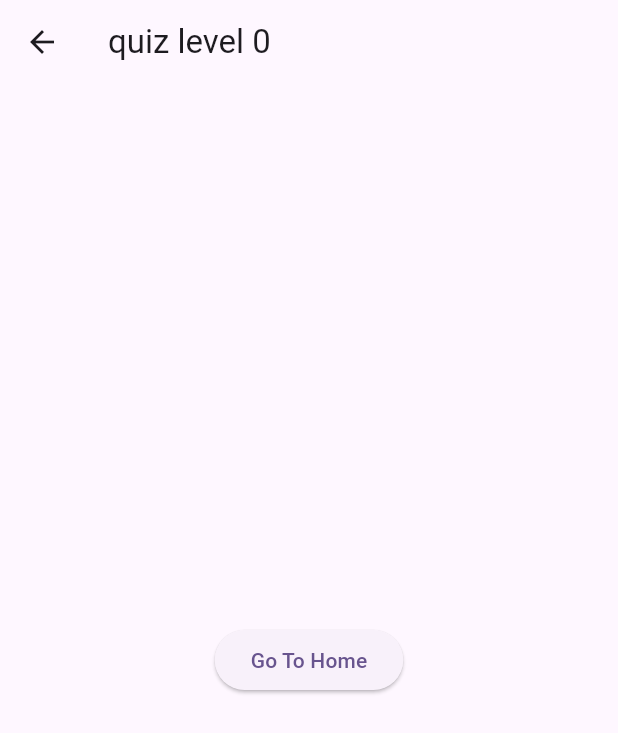
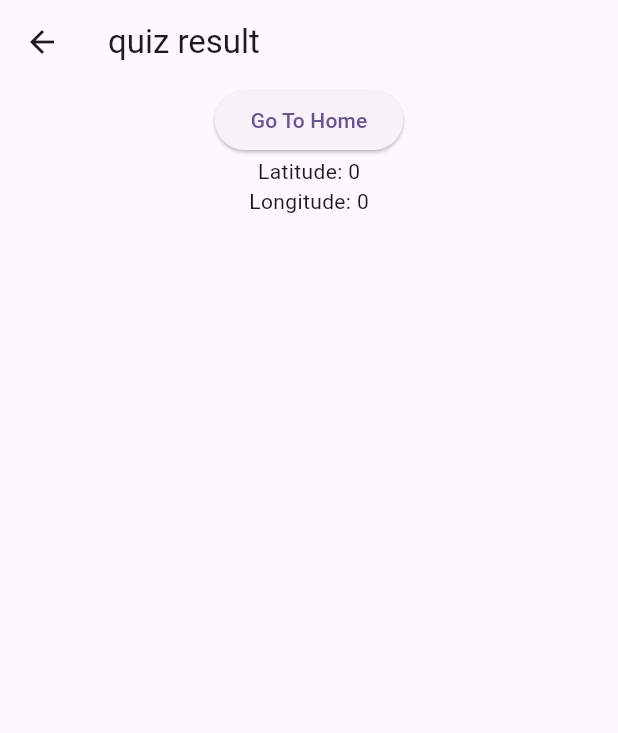
Before and after one commit to kc3hack/2025_26, a Flutter app: the ResultScreen screen opened directly with empty values, on a phone screen of 412 x 824 dp. Shown: the top 733 px of the screen. Run offline on Flutter 3.47's test engine with Material 3 defaults, Android fonts, the phone set to English and light mode, and no system bars; our stand-ins replace geolocator, go_router.

Commit message:
locationの取得完了

```diff
--- a/geoguessur_test/lib/main.dart
+++ b/geoguessur_test/lib/main.dart
@@ -2,6 +2,7 @@ import 'package:flutter/material.dart';
 import 'package:geoguessur_test/route/router.dart';
 
 void main() {
+  WidgetsFlutterBinding.ensureInitialized();
   runApp(const MyApp());
 }
 
--- a/geoguessur_test/lib/route/router.dart
+++ b/geoguessur_test/lib/route/router.dart
@@ -1,5 +1,6 @@
 import 'package:geoguessur_test/screens/guessr/level_screen.dart';
 import 'package:geoguessur_test/screens/guessr/quiz_screen.dart';
+import 'package:geoguessur_test/screens/guessr/result_screen.dart';
 import 'package:geoguessur_test/screens/list/list_screen.dart';
 import 'package:geoguessur_test/screens/home/detail_screen.dart';
 import 'package:geoguessur_test/screens/home/home_screen.dart';
@@ -38,6 +39,14 @@ final router = GoRouter(
             GoRoute(
               name: 'quiz',
               path: '/:level/quiz',
+              routes: [
+                GoRoute(
+                  name: 'result',
+                  path: '/result',
+                  builder:
+                      (context, state) => ResultScreen(Location: state.extra),
+                ),
+              ],
               builder:
                   (context, state) => QuizScreen(
                     level: int.parse(state.pathParameters['level']!),
--- a/geoguessur_test/lib/screens/guessr/result_screen.dart
+++ b/geoguessur_test/lib/screens/guessr/result_screen.dart
@@ -1,15 +1,19 @@
 import 'package:flutter/material.dart';
+
 import 'package:go_router/go_router.dart';
 
 class ResultScreen extends StatelessWidget {
-  const ResultScreen({super.key, required this.level});
-  final int level;
+  const ResultScreen({super.key, required this.Location});
+
+  final Location;
 
   @override
   Widget build(BuildContext context) {
     return Scaffold(
-      appBar: AppBar(title: Text("quiz level $level")),
-      body: Center(
+      appBar: AppBar(title: Text("quiz result")),
+      body: Column(
+        children: [
+          Center(
             child: ElevatedButton(
               onPressed: () {
                 context.go('/');
@@ -17,6 +21,10 @@ class ResultScreen extends StatelessWidget {
               child: const Text('Go To Home'),
             ),
           ),
+          Center(child: Text('Latitude: ${Location.latitude.toString()}')),
+          Center(child: Text('Longitude: ${Location.longitude.toString()}')),
+        ],
+      ),
     );
   }
 }
```
Also changed, not shown: geoguessur_test/lib/screens/guessr/quiz_screen.dart (+11 -2 lines), geoguessur_test/lib/utils/get_location.dart (+39 -0 lines), 4 other files. Lines whose indentation alone changed are shown as unchanged.
